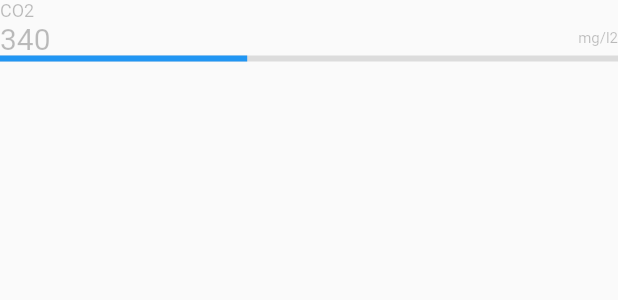
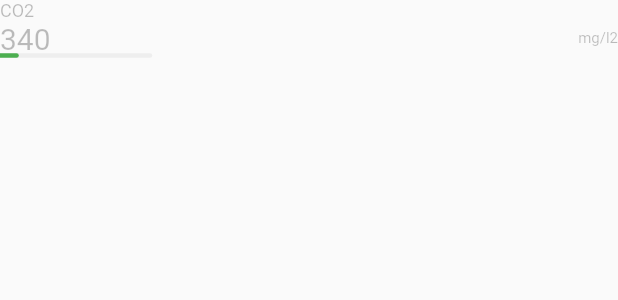
Before and after one commit to skyphantomhz/air_quality, a Flutter app: the WeatherProperty widget shown alone on an empty page, opened directly, on a phone screen of 412 x 824 dp. Shown: the top 300 px of the screen. Run offline on Flutter 3.47's test engine with Material 2 defaults, Android fonts, the phone set to English and light mode, and no system bars; our stand-ins replace get_it, rxdart; missing offline and left inert: bloc_provider.

Commit message:
Custom paint weather artribute

```diff
--- a/lib/widget/home_page.dart
+++ b/lib/widget/home_page.dart
@@ -52,7 +52,8 @@ class _HomePageState extends State<HomePage> {
                   child: Container(
                     width: 200.0,
                     height: 200.0,
-                    child: ProgressArc(),
+                    child: ProgressArc(
+                    ),
                   ),
                 ),
                 Align(
--- /dev/null
+++ b/lib/widget/homecomponents/linear_progress.dart
@@ -0,0 +1,32 @@
+import 'package:flutter/material.dart';
+
+class LinearProgressPaint extends CustomPainter {
+
+  final primaryLinePainter = Paint()
+  ..strokeCap = StrokeCap.round;
+
+  final baseLinePainter = Paint()
+  ..strokeCap = StrokeCap.round;
+
+  final double percent;
+
+  LinearProgressPaint({this.percent, Color primaryColor, Color secondColor, double strokeWidth = 3}){
+    primaryLinePainter
+    ..color = primaryColor
+    ..strokeWidth = strokeWidth;
+    baseLinePainter
+    ..color = secondColor
+    ..strokeWidth = strokeWidth;
+  }
+
+  @override
+  void paint(Canvas canvas, Size size) {
+    canvas.drawLine(Offset(0,0), Offset(size.width, 0), baseLinePainter);
+    canvas.drawLine(Offset(0,0), Offset(size.width * percent, 0), primaryLinePainter);
+  }
+
+  @override
+  bool shouldRepaint(CustomPainter oldDelegate) {
+    return true;
+  }
+}
--- a/lib/widget/homecomponents/progress_arc.dart
+++ b/lib/widget/homecomponents/progress_arc.dart
@@ -1,3 +1,5 @@
+import 'dart:math';
+
 import 'package:flutter/cupertino.dart';
 import 'package:flutter/material.dart';
 import 'package:flutter/painting.dart';
@@ -12,7 +14,7 @@ class _ProgressArcState extends State<ProgressArc> {
   @override
   Widget build(BuildContext context) {
     return CustomPaint(
-      foregroundPainter: ProgressArcPaint(25, Colors.black26, Colors.green),
+      foregroundPainter: ProgressArcPaint(Random().nextDouble(), Colors.black26, Colors.green),
     );
   }
 }
@@ -43,7 +45,7 @@ class ProgressArcPaint extends CustomPainter {
   ProgressArcPaint(this.percent, this.colorBaseLine, this.colorPrimaryLine) {
     basePaint.color = colorBaseLine;
     primaryPaint.color = colorPrimaryLine;
-    _sweepAngle = (baseAngle * percent) / 100;
+    _sweepAngle = baseAngle * percent;
   }
 
   @override
--- a/lib/widget/weather_property.dart
+++ b/lib/widget/weather_property.dart
@@ -1,3 +1,6 @@
+import 'dart:math';
+
+import 'package:air_quality/widget/homecomponents/linear_progress.dart';
 import 'package:flutter/cupertino.dart';
 import 'package:flutter/material.dart';
 
@@ -10,31 +13,31 @@ class WeatherProperty extends StatelessWidget {
       child: Column(
         crossAxisAlignment: CrossAxisAlignment.start,
         children: <Widget>[
-          Text("CO2",
-          style: TextStyle(
-            color: Colors.black26,
-            fontSize: 12.0
-          ),
+          Text(
+            "CO2",
+            style: TextStyle(color: Colors.black26, fontSize: 12.0),
           ),
           Row(
             mainAxisAlignment: MainAxisAlignment.spaceBetween,
             children: <Widget>[
-              Text("340",
-              style: TextStyle(
-                color: Colors.black26,
-                fontSize: 20.0
-              ), ),
-              Text("mg/l2",
-              style: TextStyle(
-                color: Colors.black26,
-                fontSize: 10.0
-              ), ),
+              Text(
+                "340",
+                style: TextStyle(color: Colors.black26, fontSize: 20.0),
+              ),
+              Text(
+                "mg/l2",
+                style: TextStyle(color: Colors.black26, fontSize: 10.0),
+              ),
             ],
           ),
-          LinearProgressIndicator(
-            value: 0.4,
-            backgroundColor: Colors.black12,
-          )
+          CustomPaint(
+            size: Size(100, 20),
+            painter: LinearProgressPaint(
+              percent: Random().nextDouble(),
+              secondColor: Colors.grey[200],
+              primaryColor: Colors.green,
+            ),
+          ),
         ],
       ),
     );
```
